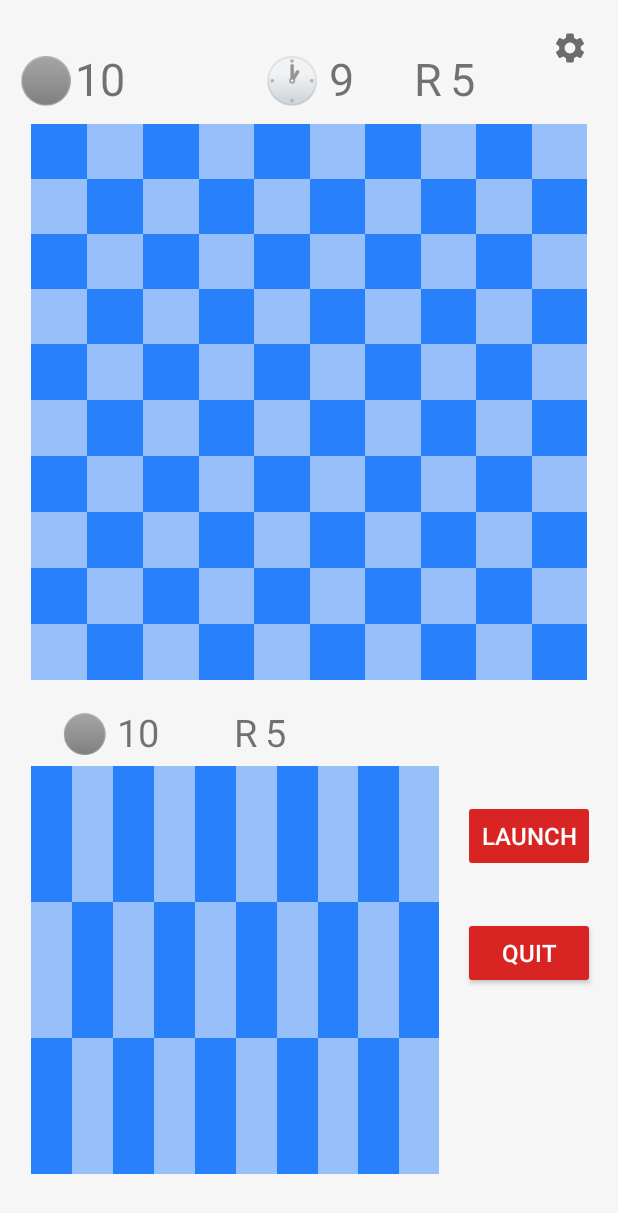
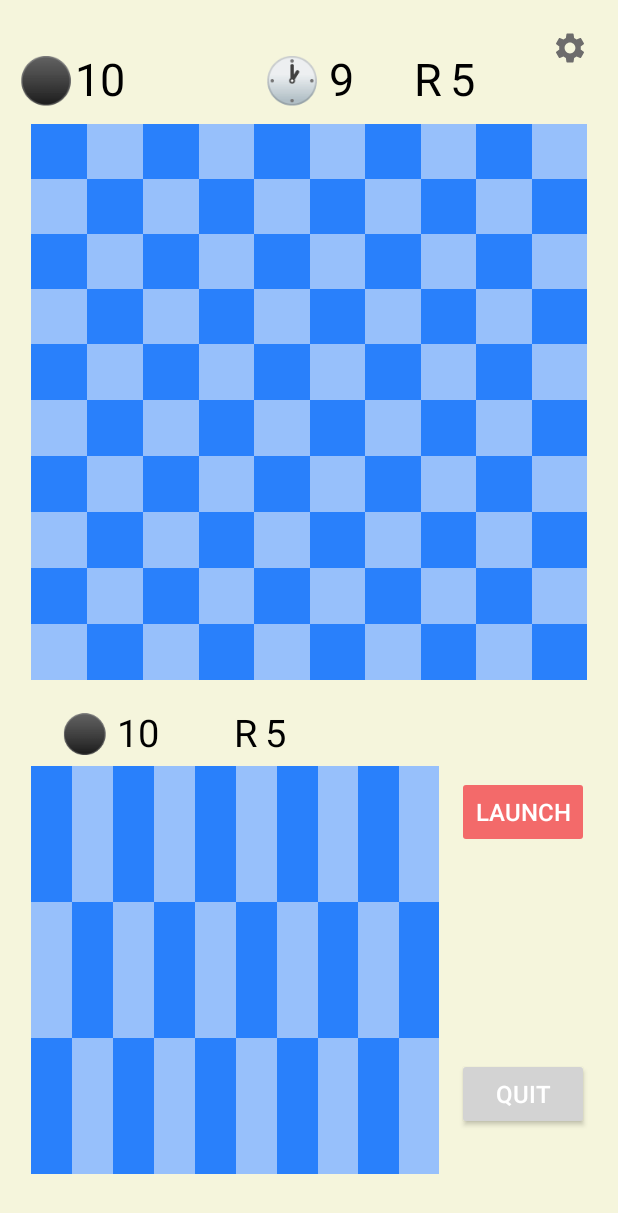
Before and after one commit to CS5520Summer2024Feinberg/final-project-finalproject-group11, an Android app: the BattleActivity screen opened directly, with no data from a screen before it, on a phone screen of 412 x 824 dp. Shown: the top 1213 px of the screen. Run offline under Robolectric (Android 15) with nearby library versions, the phone set to English and light mode, and no system bars; our stand-ins replace Firebase (no records; nobody signed in at launch, a user with empty details on screens opened directly); 6 statements that could not run were skipped.

Commit message:
UI update

```diff
--- a/app/src/main/res/layout/activity_bot_battle.xml
+++ b/app/src/main/res/layout/activity_bot_battle.xml
@@ -5,7 +5,7 @@
     android:id="@+id/main"
     android:layout_width="match_parent"
     android:layout_height="match_parent"
-    android:background="#F6F6F6"
+    android:background="#F5F5DC"
     tools:context=".BotDeployActivity">
 
     <!--    Big Board Here-->
@@ -47,6 +47,7 @@
         android:layout_marginRight="0dp"
         android:text="\u26AB"
         android:textSize="30sp"
+        android:textColor="#FF000000"
         app:layout_constraintBottom_toBottomOf="@id/bigMineTextView"
         app:layout_constraintEnd_toStartOf="@id/bigMineTextView" />
 
@@ -58,6 +59,7 @@
         android:layout_marginBottom="10dp"
         android:text="10"
         android:textSize="30sp"
+        android:textColor="#FF000000"
         app:layout_constraintBottom_toTopOf="@id/guideline_top"
         app:layout_constraintStart_toStartOf="parent" />
 
@@ -69,6 +71,7 @@
         android:layout_marginBottom="10dp"
         android:text="T"
         android:textSize="30sp"
+        android:textColor="#FF000000"
         app:layout_constraintBottom_toTopOf="@id/guideline_top"
         app:layout_constraintStart_toStartOf="@id/guidelineCenterH" />
 
@@ -80,6 +83,7 @@
         android:layout_marginBottom="10dp"
         android:text="10"
         android:textSize="30sp"
+        android:textColor="#FF000000"
         app:layout_constraintBottom_toTopOf="@id/guideline_top"
         app:layout_constraintStart_toEndOf="@id/bigCountdownIcon" />
 
@@ -91,6 +95,7 @@
         android:layout_marginBottom="10dp"
         android:text="R"
         android:textSize="30sp"
+        android:textColor="#FF000000"
         app:layout_constraintBottom_toTopOf="@id/guideline_top"
         app:layout_constraintStart_toStartOf="@id/guidelineCenterH" />
 
@@ -102,11 +107,11 @@
         android:layout_marginBottom="10dp"
         android:text="10"
         android:textSize="30sp"
+        android:textColor="#FF000000"
         app:layout_constraintBottom_toTopOf="@id/guideline_top"
         app:layout_constraintStart_toEndOf="@id/bigRoundLeftIcon" />
 
-
-    <!--Smaller board here    -->
+    <!-- Smaller board here -->
 
     <TextView
         android:id="@+id/smallMineIcon"
@@ -116,6 +121,7 @@
         android:layout_marginBottom="5dp"
         android:text="\u26AB"
         android:textSize="25sp"
+        android:textColor="#FF000000"
         app:layout_constraintBottom_toTopOf="@id/gridLayoutMyMine"
         app:layout_constraintStart_toStartOf="@id/gridLayoutMyMine" />
 
@@ -126,6 +132,7 @@
         android:layout_marginStart="5dp"
         android:text="10"
         android:textSize="25sp"
+        android:textColor="#FF000000"
         app:layout_constraintBottom_toBottomOf="@id/smallMineIcon"
         app:layout_constraintStart_toEndOf="@id/smallMineIcon" />
 
@@ -136,6 +143,7 @@
         android:layout_marginStart="50dp"
         android:text="R"
         android:textSize="25sp"
+        android:textColor="#FF000000"
         app:layout_constraintBottom_toBottomOf="@id/smallMineIcon"
         app:layout_constraintStart_toEndOf="@id/smallMineTextView" />
 
@@ -146,16 +154,18 @@
         android:layout_marginStart="5dp"
         android:text="10"
         android:textSize="25sp"
+        android:textColor="#FF000000"
         app:layout_constraintBottom_toBottomOf="@id/smallMineIcon"
         app:layout_constraintStart_toEndOf="@id/smallRoundLeftIcon" />
+
 
     <Button
         android:id="@+id/buttonLaunch"
         android:layout_width="wrap_content"
         android:layout_height="wrap_content"
-        android:layout_marginStart="16dp"
-        android:layout_marginTop="80dp"
-        android:backgroundTint="#D92424"
+        android:layout_marginStart="12dp"
+        android:layout_marginTop="64dp"
+        android:backgroundTint="#F36A6A"
         android:padding="0dp"
         android:text="Launch"
         android:textColor="#FFFFFF"
@@ -168,8 +178,8 @@
         android:id="@+id/buttonQuit"
         android:layout_width="wrap_content"
         android:layout_height="wrap_content"
-        android:layout_marginTop="30dp"
-        android:backgroundTint="#D92424"
+        android:layout_marginTop="140dp"
+        android:backgroundTint="#D3D3D3"
         android:text="Quit"
         android:textColor="#FFFFFF"
         android:textSize="16sp"
--- a/app/src/main/res/layout/activity_main.xml
+++ b/app/src/main/res/layout/activity_main.xml
@@ -107,8 +107,8 @@
         android:id="@+id/play_friend_btn"
         android:layout_width="201dp"
         android:layout_height="58dp"
+        android:text="Play With Friend"
         android:background="@drawable/rectangular_button_dark_blue"
-        android:text="Play With Friend"
         android:textColor="@android:color/white"
         android:textStyle="bold"
         app:layout_constraintBottom_toBottomOf="parent"
--- a/app/src/main/res/layout/activity_tutorial.xml
+++ b/app/src/main/res/layout/activity_tutorial.xml
@@ -1,7 +1,8 @@
 <?xml version="1.0" encoding="utf-8"?>
 <RelativeLayout xmlns:android="http://schemas.android.com/apk/res/android"
     android:layout_width="match_parent"
-    android:layout_height="match_parent">
+    android:layout_height="match_parent"
+    android:background="#97C0FB" >
 
     <androidx.viewpager.widget.ViewPager
         android:id="@+id/viewPager"
@@ -15,6 +16,9 @@
         android:layout_alignParentBottom="true"
         android:layout_centerHorizontal="true"
         android:text="Finish"
+        android:background="@drawable/rectangular_button_dark_blue"
+        android:textColor="@android:color/white"
+        android:textStyle="bold"
         android:padding="16dp"
         android:layout_marginBottom="24dp"/>
 </RelativeLayout>
--- a/app/src/main/res/layout/tutorial_slide_2.xml
+++ b/app/src/main/res/layout/tutorial_slide_2.xml
@@ -3,7 +3,8 @@
     android:layout_height="match_parent"
     android:orientation="vertical"
     android:gravity="center"
-    android:padding="16dp">
+    android:padding="16dp"
+    android:background="#97C0FB" >
 
     <ImageView
         android:layout_width="wrap_content"
@@ -24,4 +25,5 @@
         android:paddingRight="10dp"
         android:textAlignment="center"
         android:padding="16dp"/>
+
 </LinearLayout>
--- a/app/src/main/res/layout/tutorial_slide_3.xml
+++ b/app/src/main/res/layout/tutorial_slide_3.xml
@@ -4,7 +4,8 @@
     android:layout_height="match_parent"
     android:orientation="vertical"
     android:gravity="center"
-    android:padding="16dp">
+    android:padding="16dp"
+    android:background="#97C0FB" >
 
     <ImageView
         android:layout_width="169dp"
--- a/app/src/main/res/layout/tutorial_slide_6.xml
+++ b/app/src/main/res/layout/tutorial_slide_6.xml
@@ -4,7 +4,8 @@
     android:layout_height="match_parent"
     android:orientation="vertical"
     android:gravity="center"
-    android:padding="16dp">
+    android:padding="16dp"
+    android:background="#97C0FB" >
 
     <TextView
         android:layout_width="match_parent"
@@ -22,7 +23,7 @@
         android:layout_height="wrap_content"
         android:text="You can review this tutorial in the settings."
         android:textSize="20sp"
-        android:textColor="@android:color/darker_gray"
+        android:textColor="@android:color/white"
         android:gravity="center"
         android:paddingHorizontal="16dp"
         android:paddingBottom="24dp"
```
Also changed, not shown: app/src/main/res/layout/activity_bot_deploy.xml (+13 -1 lines), app/src/main/res/layout/tutorial_slide_1.xml (+5 -3 lines), app/src/main/res/layout/tutorial_slide_4.xml (+6 -6 lines), app/src/main/res/layout/tutorial_slide_5.xml (+9 -8 lines), 2 other files.
